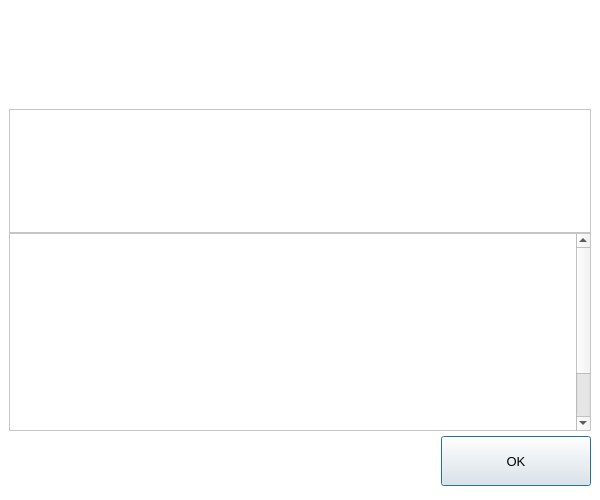
Before: the Qt Designer form src/qt/forms/helpmessagedialog.ui in cimelli/RpdSource, drawn with Qt 5.
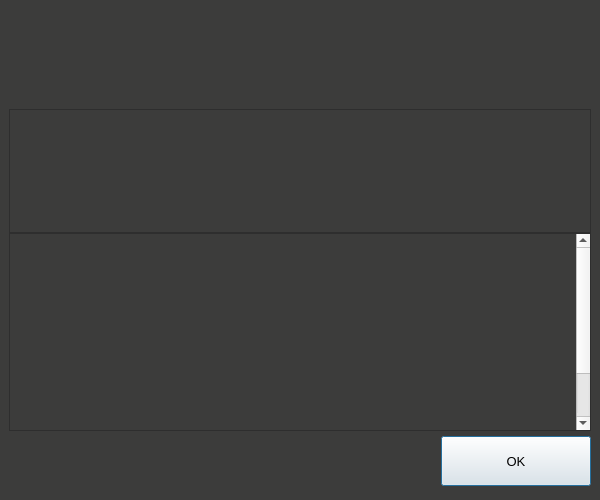
After: the same form once the commit is applied. Icons and pictures are not drawn.

```diff
--- a/src/qt/forms/helpmessagedialog.ui
+++ b/src/qt/forms/helpmessagedialog.ui
@@ -26,7 +26,7 @@
   </property>
   <property name="styleSheet">
    <string notr="true">#HelpMessageDialog {
-	background-color:#FFFFFF;
+	background-color:#3c3c3b;
 }</string>
   </property>
   <layout class="QVBoxLayout" name="verticalLayout_3">
@@ -61,7 +61,7 @@
      </property>
      <property name="styleSheet">
       <string notr="true">#helpContainer{
-	background-color:white;
+	background-color:#3c3c3b;
 	padding:9px;
 }</string>
      </property>
@@ -115,8 +115,8 @@
           </property>
           <property name="styleSheet">
            <string notr="true">#helpMessage {
-background-color:#FFFFFF;
-	color:#707070;
+background-color:#3c3c3b;
+	color:#d1d5db;
 }</string>
           </property>
           <property name="readOnly">
@@ -128,7 +128,7 @@
          <widget class="QScrollArea" name="scrollArea">
           <property name="styleSheet">
            <string notr="true">#scrollArea {
-background-color:#FFFFFF;
+background-color:#3c3c3b;
 }</string>
           </property>
           <property name="verticalScrollBarPolicy">
@@ -148,7 +148,7 @@
            </property>
            <property name="styleSheet">
             <string notr="true">#scrollAreaWidgetContents {
-background-color:#FFFFFF;
+background-color:#3c3c3b;
 }</string>
            </property>
            <layout class="QVBoxLayout" name="verticalLayout_2">
@@ -165,8 +165,8 @@
               </property>
               <property name="styleSheet">
                <string notr="true">#aboutMessage {
-background-color:#FFFFFF;
-	color:#707070;
+background-color:#3c3c3b;
+	color:#d1d5db;
 }</string>
               </property>
               <property name="textFormat">
```
